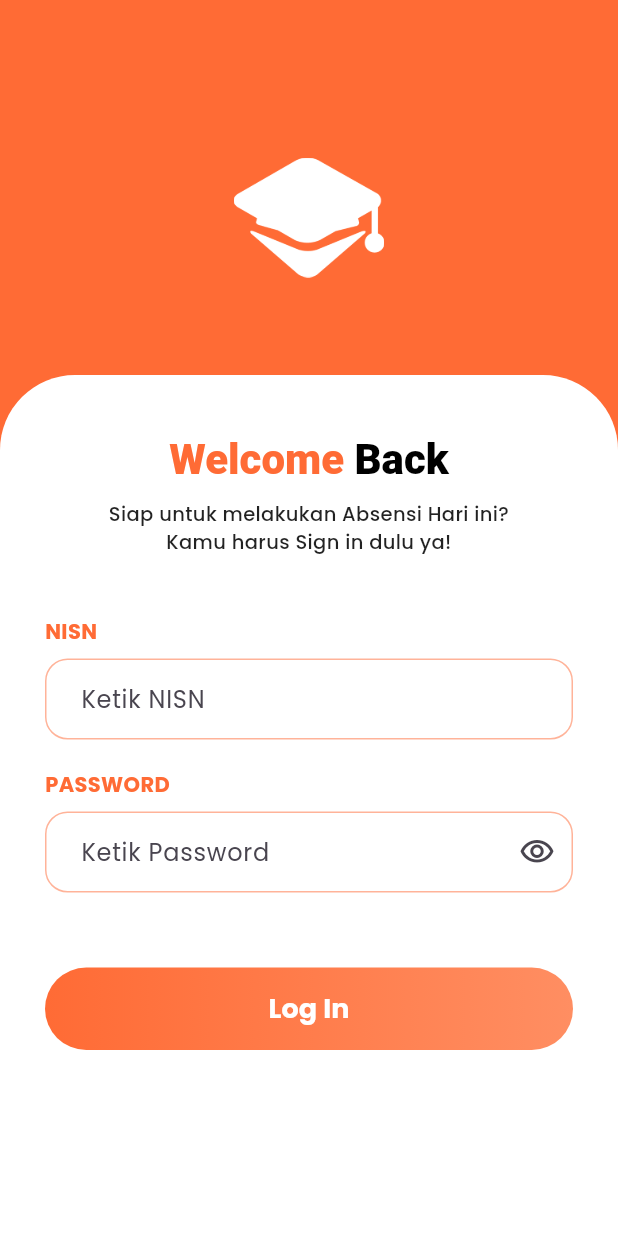
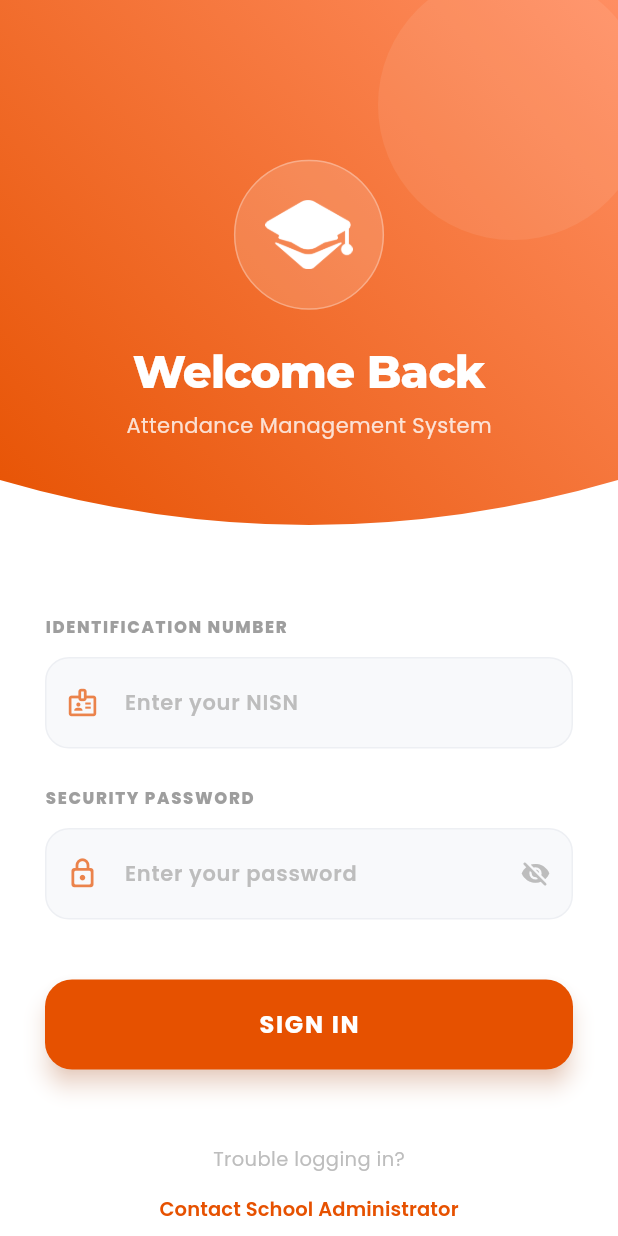
Before and after one commit to satriafitra/PROJECT-ABSENSI-SISWA-UJIKOM-FE, a Flutter app: the screen it shows after launch, on a phone screen of 412 x 824 dp. Run offline on Flutter 3.47's test engine with Material 3 defaults, Android fonts, the phone set to English and light mode, and no system bars; our stand-ins replace animate_do, audioplayers, geolocator, google_maps_flutter, quickalert, shared_preferences; missing offline and left inert: mobile_scanner; project files that could hold a hidden picture were left out.

Commit message:
upgrade ui login

```diff
--- a/lib/pages/login_page.dart
+++ b/lib/pages/login_page.dart
@@ -1,9 +1,8 @@
 import 'package:flutter/material.dart';
-import 'package:quickalert/quickalert.dart';
 import 'navbar_page.dart';
 import '../services/api_services.dart';
 import '../utils/session.dart';
-import '../widgets/alert.dart'; // IMPORT COOLALERT MILIKMU
+import '../widgets/alert.dart';
 
 class LoginPage extends StatefulWidget {
   const LoginPage({super.key});
@@ -12,12 +11,35 @@ class LoginPage extends StatefulWidget {
   State<LoginPage> createState() => _LoginPageState();
 }
 
-class _LoginPageState extends State<LoginPage> {
+class _LoginPageState extends State<LoginPage> with SingleTickerProviderStateMixin {
   bool _obscureText = true;
   bool _loading = false;
+  late AnimationController _controller;
+  late Animation<double> _scaleAnimation;
 
   final TextEditingController nisnController = TextEditingController();
   final TextEditingController passwordController = TextEditingController();
+
+  @override
+  void initState() {
+    super.initState();
+    _controller = AnimationController(
+      duration: const Duration(milliseconds: 2000),
+      vsync: this,
+    )..repeat(reverse: true);
+
+    _scaleAnimation = Tween<double>(begin: 1.0, end: 1.05).animate(
+      CurvedAnimation(parent: _controller, curve: Curves.easeInOut),
+    );
+  }
+
+  @override
+  void dispose() {
+    _controller.dispose();
+    nisnController.dispose();
+    passwordController.dispose();
+    super.dispose();
+  }
 
   void _login() async {
     final nisn = nisnController.text.trim();
@@ -37,8 +59,6 @@ class _LoginPageState extends State<LoginPage> {
 
     try {
       final response = await ApiService.loginSiswa(nisn, password);
-
-      // ... di dalam method _login, bagian response success
       if (response['status'] == 'success') {
         await Session.saveLogin(response['data']);
         if (!mounted) return;
@@ -50,8 +70,7 @@ class _LoginPageState extends State<LoginPage> {
           context: context,
           isSuccess: true,
           title: 'LOGIN BERHASIL',
-          // Kita buat pesan yang clean
-          message: ' $namaSiswa\n $kelasSiswa',
+          message: '$namaSiswa\n$kelasSiswa',
           onConfirm: () {
             Navigator.pushReplacement(
               context,
@@ -65,8 +84,7 @@ class _LoginPageState extends State<LoginPage> {
           context: context,
           isSuccess: false,
           title: 'Gagal Login',
-          message:
-              response['message'] ?? 'Periksa kembali NISN dan Password kamu.',
+          message: response['message'] ?? 'Periksa kembali NISN dan Password kamu.',
         );
       }
     } catch (e) {
@@ -75,7 +93,7 @@ class _LoginPageState extends State<LoginPage> {
         context: context,
         isSuccess: false,
         title: 'Error',
-        message: 'Tidak dapat terhubung ke server. Pastikan internetmu aktif.',
+        message: 'Tidak dapat terhubung ke server.',
       );
     } finally {
       if (mounted) setState(() => _loading = false);
@@ -85,184 +103,269 @@ class _LoginPageState extends State<LoginPage> {
   @override
   Widget build(BuildContext context) {
     return Scaffold(
-      backgroundColor: const Color(0xFFFF6B35),
-      body: LayoutBuilder(
-        builder: (context, constraints) {
-          return SingleChildScrollView(
+      backgroundColor: Colors.white,
+      body: SingleChildScrollView(
+        // Menggunakan physics bouncing agar kesan mewahnya terasa saat di-scroll
+        physics: const BouncingScrollPhysics(),
         child: Column(
           children: [
-                // --- AREA LOGO ---
-                SizedBox(
-                  height: 250,
+            // 1. HEADER SECTION (Logo & Teks Selamat Datang)
+            Stack(
+              alignment: Alignment.center,
+              children: [
+                ClipPath(
+                  clipper: SimpleRoundedClipper(),
+                  child: Container(
+                    height: 380, // Tinggi header yang pas
                     width: double.infinity,
-                  child: Center(
-                    child: Padding(
-                      padding: const EdgeInsets.only(top: 40),
-                      child: Image.asset(
-                        'lib/images/logo-absen.png',
-                        height: 80,
-                        fit: BoxFit.contain,
-                        errorBuilder: (context, error, stackTrace) =>
-                            const Icon(Icons.school,
-                                size: 60, color: Colors.white),
+                    decoration: const BoxDecoration(
+                      gradient: LinearGradient(
+                        begin: Alignment.topRight,
+                        end: Alignment.bottomLeft,
+                        colors: [Color(0xFFFF8E62), Color(0xFFE65100)],
                       ),
                     ),
                   ),
                 ),
 
-                // --- CONTAINER PUTIH ---
-                Container(
-                  width: double.infinity,
-                  padding:
-                      const EdgeInsets.symmetric(horizontal: 30, vertical: 40),
-                  decoration: const BoxDecoration(
+                // Dekorasi Aura Lingkaran
+                Positioned(
+                  top: -20,
+                  right: -20,
+                  child: _buildCircle(180, Colors.white.withOpacity(0.08)),
+                ),
+
+                // Konten di dalam Header
+                Column(
+                  children: [
+                    const SizedBox(height: 60), // Geser ke atas agar tidak nabrak
+                    ScaleTransition(
+                      scale: _scaleAnimation,
+                      child: Container(
+                        width: 100,
+                        height: 100,
+                        padding: const EdgeInsets.all(20),
+                        decoration: BoxDecoration(
+                          shape: BoxShape.circle,
+                          color: Colors.white.withOpacity(0.15),
+                          border: Border.all(color: Colors.white.withOpacity(0.3), width: 1),
+                        ),
+                        child: Image.asset(
+                          'lib/images/logo-absen.png',
+                          fit: BoxFit.contain,
+                          errorBuilder: (c, e, s) => const Icon(
+                            Icons.school_rounded,
+                            size: 40,
                             color: Colors.white,
-                    borderRadius: BorderRadius.only(
-                      topLeft: Radius.circular(50),
-                      topRight: Radius.circular(50),
                           ),
                         ),
-                  constraints: BoxConstraints(
-                    minHeight: constraints.maxHeight - 250,
                       ),
+                    ),
+                    const SizedBox(height: 20),
+                    const Text(
+                      "Welcome Back",
+                      style: TextStyle(
+                        fontFamily: 'Montserrat',
+                        fontSize: 30,
+                        fontWeight: FontWeight.w800,
+                        color: Colors.white,
+                        letterSpacing: -0.5,
+                      ),
+                    ),
+                    const SizedBox(height: 4),
+                    Text(
+                      "Attendance Management System",
+                      style: TextStyle(
+                        fontFamily: 'Poppins',
+                        fontSize: 14,
+                        color: Colors.white.withOpacity(0.8),
+                        fontWeight: FontWeight.w400,
+                      ),
+                    ),
+                    const SizedBox(height: 40), // Ruang kosong sebelum Clipper berakhir
+                  ],
+                ),
+              ],
+            ),
+
+            // 2. FORM SECTION (Mengikuti alur Scroll)
+            Padding(
+              padding: const EdgeInsets.symmetric(horizontal: 30, vertical: 20),
               child: Column(
                 crossAxisAlignment: CrossAxisAlignment.start,
                 children: [
-                      Center(
-                        child: RichText(
-                          text: const TextSpan(
+                  const SizedBox(height: 10),
+                  _buildLabel("IDENTIFICATION NUMBER"),
+                  const SizedBox(height: 12),
+                  _buildTextField(
+                    controller: nisnController,
+                    hint: "Enter your NISN",
+                    icon: Icons.badge_outlined,
+                  ),
+
+                  const SizedBox(height: 25),
+
+                  _buildLabel("SECURITY PASSWORD"),
+                  const SizedBox(height: 12),
+                  _buildTextField(
+                    controller: passwordController,
+                    hint: "Enter your password",
+                    icon: Icons.lock_outline_rounded,
+                    isPassword: true,
+                  ),
+
+                  const SizedBox(height: 40),
+
+                  // LOGIN BUTTON
+                  SizedBox(
+                    width: double.infinity,
+                    height: 60,
+                    child: ElevatedButton(
+                      onPressed: _loading ? null : _login,
+                      style: ElevatedButton.styleFrom(
+                        backgroundColor: const Color(0xFFE65100),
+                        foregroundColor: Colors.white,
+                        elevation: 0, // Flat design lebih mewah di latar putih
+                        shape: RoundedRectangleBorder(
+                          borderRadius: BorderRadius.circular(18),
+                        ),
+                      ).copyWith(
+                        // Efek shadow manual agar lebih soft
+                        shadowColor: WidgetStateProperty.all(const Color(0xFFE65100).withOpacity(0.4)),
+                        elevation: WidgetStateProperty.resolveWith((states) => states.contains(WidgetState.pressed) ? 2 : 6),
+                      ),
+                      child: _loading
+                          ? const SizedBox(
+                              height: 24,
+                              width: 24,
+                              child: CircularProgressIndicator(color: Colors.white, strokeWidth: 3),
+                            )
+                          : const Text(
+                              "SIGN IN",
                               style: TextStyle(
                                 fontFamily: 'Poppins',
-                              fontSize: 28,
-                              fontWeight: FontWeight.w800,
-                            ),
-                            children: [
-                              TextSpan(
-                                text: 'Welcome ',
-                                style: TextStyle(color: Color(0xFFFF6B35)),
-                              ),
-                              TextSpan(
-                                text: 'Back',
-                                style: TextStyle(color: Colors.black),
-                              ),
-                            ],
+                                fontSize: 16,
+                                fontWeight: FontWeight.w700,
+                                letterSpacing: 1.2,
                               ),
                             ),
                     ),
-                      const SizedBox(height: 10),
-                      const Center(
-                        child: Text(
-                          'Siap untuk melakukan Absensi Hari ini?\nKamu harus Sign in dulu ya!',
-                          textAlign: TextAlign.center,
+                  ),
+
+                  const SizedBox(height: 50),
+
+                  // FOOTER
+                  Center(
+                    child: Column(
+                      children: [
+                        Text(
+                          "Trouble logging in?",
                           style: TextStyle(
                             fontFamily: 'Poppins',
                             fontSize: 13,
-                            color: Colors.black87,
-                            fontWeight: FontWeight.w500,
+                            color: Colors.grey[400],
                           ),
                         ),
-                      ),
-                      const SizedBox(height: 40),
-
-                      // NISN
-                      const Text(
-                        'NISN',
+                        TextButton(
+                          onPressed: () {}, // Link ke admin atau help
+                          child: const Text(
+                            "Contact School Administrator",
                             style: TextStyle(
                               fontFamily: 'Poppins',
-                          fontWeight: FontWeight.w700,
-                          color: Color(0xFFFF6B35),
-                          fontSize: 14,
-                        ),
-                      ),
-                      const SizedBox(height: 8),
-                      TextFormField(
-                        controller: nisnController,
-                        keyboardType: TextInputType.number,
-                        decoration: _inputDecoration('Ketik NISN'),
-                      ),
-                      const SizedBox(height: 20),
-
-                      // PASSWORD
-                      const Text(
-                        'PASSWORD',
-                        style: TextStyle(
-                          fontFamily: 'Poppins',
-                          fontWeight: FontWeight.w700,
-                          color: Color(0xFFFF6B35),
-                          fontSize: 14,
-                        ),
-                      ),
-                      const SizedBox(height: 8),
-                      TextFormField(
-                        controller: passwordController,
-                        obscureText: _obscureText,
-                        decoration: _inputDecoration('Ketik Password').copyWith(
-                          suffixIcon: IconButton(
-                            icon: Icon(
-                              _obscureText
-                                  ? Icons.visibility_outlined
-                                  : Icons.visibility_off_outlined,
-                            ),
-                            onPressed: () =>
-                                setState(() => _obscureText = !_obscureText),
-                          ),
-                        ),
-                      ),
-                      const SizedBox(height: 50),
-
-                      // BUTTON LOGIN
-                      Container(
-                        width: double.infinity,
-                        height: 55,
-                        decoration: BoxDecoration(
-                          borderRadius: BorderRadius.circular(30),
-                          gradient: const LinearGradient(
-                            colors: [Color(0xFFFF6B35), Color(0xFFFF8E62)],
-                          ),
-                        ),
-                        child: ElevatedButton(
-                          onPressed: _loading ? null : _login,
-                          style: ElevatedButton.styleFrom(
-                            backgroundColor: Colors.transparent,
-                            shadowColor: Colors.transparent,
-                          ),
-                          child: _loading
-                              ? const CircularProgressIndicator(
-                                  color: Colors.white)
-                              : const Text(
-                                  'Log In',
-                                  style: TextStyle(
-                                    fontFamily: 'Poppins',
-                                    fontSize: 18,
-                                    fontWeight: FontWeight.w700,
-                                    color: Colors.white,
-                                  ),
+                              fontSize: 13,
+                              color: Color(0xFFE65100),
+                              fontWeight: FontWeight.w600,
                             ),
                           ),
                         ),
                       ],
                     ),
                   ),
+                  const SizedBox(height: 40),
                 ],
               ),
-          );
-        },
+            ),
+          ],
+        ),
       ),
     );
   }
 
-  InputDecoration _inputDecoration(String hint) {
-    return InputDecoration(
+  Widget _buildCircle(double size, Color color) {
+    return Container(
+      width: size,
+      height: size,
+      decoration: BoxDecoration(shape: BoxShape.circle, color: color),
+    );
+  }
+
+  Widget _buildLabel(String text) {
+    return Text(
+      text,
+      style: TextStyle(
+        fontFamily: 'Poppins',
+        fontSize: 11,
+        fontWeight: FontWeight.w800,
+        color: Colors.grey[500],
+        letterSpacing: 1.1,
+      ),
+    );
+  }
+
+  Widget _buildTextField({
+    required TextEditingController controller,
+    required String hint,
+    required IconData icon,
+    bool isPassword = false,
+  }) {
+    return Container(
+      decoration: BoxDecoration(
+        color: const Color(0xFFF8F9FB), // Warna abu-abu yang sangat elegan
+        borderRadius: BorderRadius.circular(16),
+        border: Border.all(color: const Color(0xFFEDEFF3), width: 1),
+      ),
+      child: TextFormField(
+        controller: controller,
+        obscureText: isPassword ? _obscureText : false,
+        style: const TextStyle(fontFamily: 'Poppins', fontSize: 15, fontWeight: FontWeight.w600),
+        decoration: InputDecoration(
           hintText: hint,
-      contentPadding: const EdgeInsets.symmetric(horizontal: 20, vertical: 15),
-      enabledBorder: OutlineInputBorder(
-        borderRadius: BorderRadius.circular(15),
-        borderSide: const BorderSide(color: Color(0xFFFFB399)),
+          prefixIcon: Icon(icon, color: const Color(0xFFE65100).withOpacity(0.7), size: 22),
+          hintStyle: TextStyle(color: Colors.grey[400], fontSize: 14),
+          border: InputBorder.none,
+          contentPadding: const EdgeInsets.symmetric(vertical: 18, horizontal: 20),
+          suffixIcon: isPassword
+              ? IconButton(
+                  icon: Icon(
+                    _obscureText ? Icons.visibility_off_rounded : Icons.visibility_rounded,
+                    color: Colors.grey[400],
+                    size: 20,
                   ),
-      focusedBorder: OutlineInputBorder(
-        borderRadius: BorderRadius.circular(15),
-        borderSide: const BorderSide(color: Color(0xFFFF6B35)),
+                  onPressed: () => setState(() => _obscureText = !_obscureText),
+                )
+              : null,
+        ),
       ),
     );
   }
 }
+
+class SimpleRoundedClipper extends CustomClipper<Path> {
+  @override
+  Path getClip(Size size) {
+    Path path = Path();
+    path.lineTo(0, size.height - 60); // Lengkungan dimulai lebih rendah
+    path.quadraticBezierTo(
+      size.width / 2,
+      size.height,
+      size.width,
+      size.height - 60,
+    );
+    path.lineTo(size.width, 0);
+    path.close();
+    return path;
+  }
+
+  @override
+  bool shouldReclip(CustomClipper<Path> oldClipper) => false;
+}
--- a/lib/services/api_services.dart
+++ b/lib/services/api_services.dart
@@ -3,7 +3,7 @@ import 'package:http/http.dart' as http;
 
 class ApiService {
   static const String baseUrl =
-      'https://0dd8-36-69-138-169.ngrok-free.app/api';
+      'https://generous-dragon-previously.ngrok-free.app/api';
 
   // ================= LOGIN SISWA =================
   static Future<Map<String, dynamic>> loginSiswa(
--- a/lib/services/attendance_services.dart
+++ b/lib/services/attendance_services.dart
@@ -5,7 +5,7 @@ import '../models/attendance_model.dart';
 
 class AttendanceService {
   static const String baseUrl =
-      'https://0dd8-36-69-138-169.ngrok-free.app/api'; // sama dengan ApiService
+      'https://generous-dragon-previously.ngrok-free.app/api'; // sama dengan ApiService
 
   static Future<List<AttendanceModel>> fetchHistory() async {
     final studentId = Session.id;
```
Lines whose indentation alone changed are shown as unchanged.
